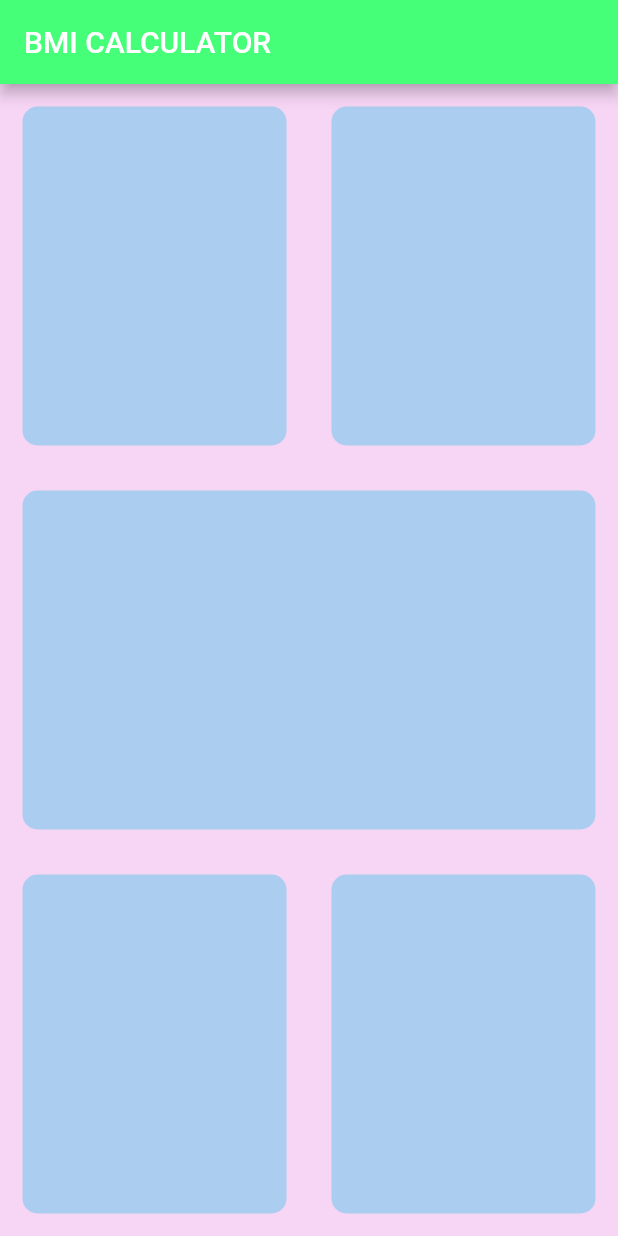
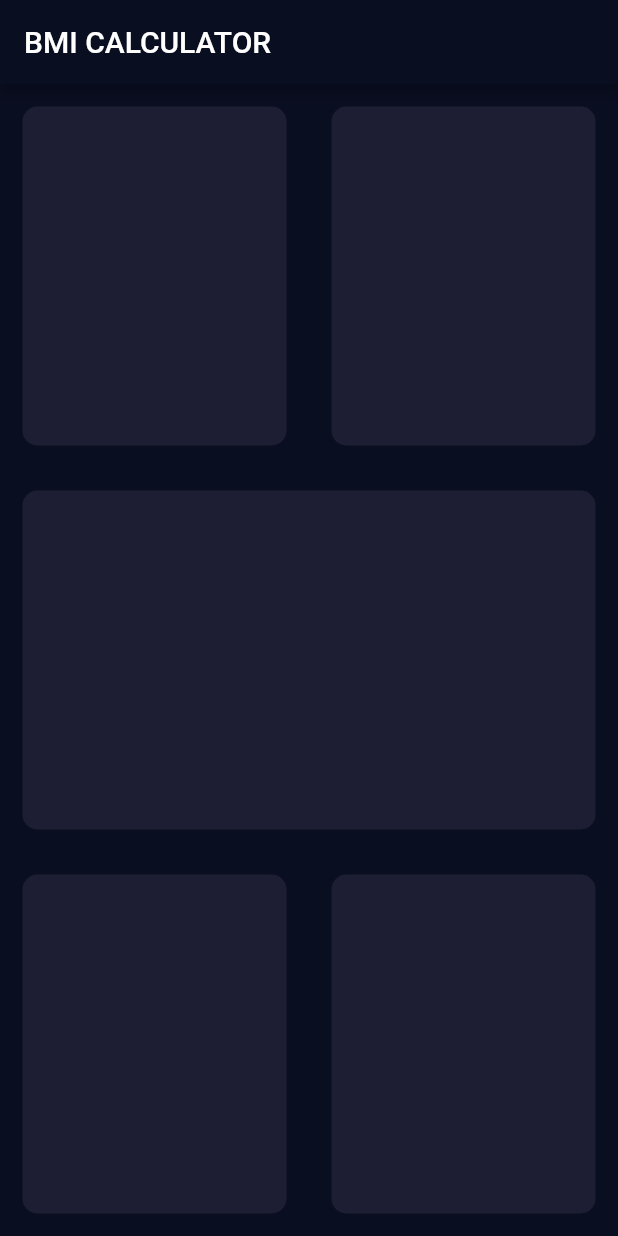
Before and after one commit to arodde/bmi_calculator_flutter, a Flutter app: the screen it shows after launch, on a phone screen of 412 x 824 dp. Run offline on Flutter 3.47's test engine with Material 2 defaults, Android fonts, the phone set to English and light mode, and no system bars.

Commit message:
design application rectifié pour des couleurs plus élégantes

```diff
--- a/lib/input_page.dart
+++ b/lib/input_page.dart
@@ -18,12 +18,12 @@ class _InputPageState extends State<InputPage> {
             children: [
               Expanded(
                 child: ReusableCard(
-                  colour: Color(0xFFABCDEF),
+                  colour: Color(0xFF1D1E33),
                 ),
               ),
               Expanded(
                 child: ReusableCard(
-                  colour: Color(0xFFABCDEF),
+                  colour: Color(0xFF1D1E33),
                 ),
               ),
             ],
@@ -31,7 +31,7 @@ class _InputPageState extends State<InputPage> {
         ),
         Expanded(
           child: ReusableCard(
-            colour: Color(0xFFABCDEF),
+            colour: Color(0xFF1D1E33),
           ),
         ),
         Expanded(
@@ -39,12 +39,12 @@ class _InputPageState extends State<InputPage> {
             children: [
               Expanded(
                 child: ReusableCard(
-                  colour: Color(0xFFABCDEF),
+                  colour: Color(0xFF1D1E33),
                 ),
               ),
               Expanded(
                 child: ReusableCard(
-                  colour: Color(0xFFABCDEF),
+                  colour: Color(0xFF1D1E33),
                 ),
               ),
             ],
--- a/lib/main.dart
+++ b/lib/main.dart
@@ -8,13 +8,8 @@ class BMICalculator extends StatelessWidget {
   Widget build(BuildContext context) {
     return MaterialApp(
       theme: ThemeData.dark().copyWith(
-        primaryColor: Color(0xff44ff77),
-        scaffoldBackgroundColor: Color(0x99f1bbee),
-        textTheme: TextTheme(
-          bodyText1: TextStyle(
-            color: Color.fromRGBO(56, 200, 203, 0.75),
-          ),
-        ),
+        primaryColor: Color(0xFF0A0E21),
+        scaffoldBackgroundColor: Color(0xFF0A0E21),
       ),
       home: InputPage(),
     );
```
